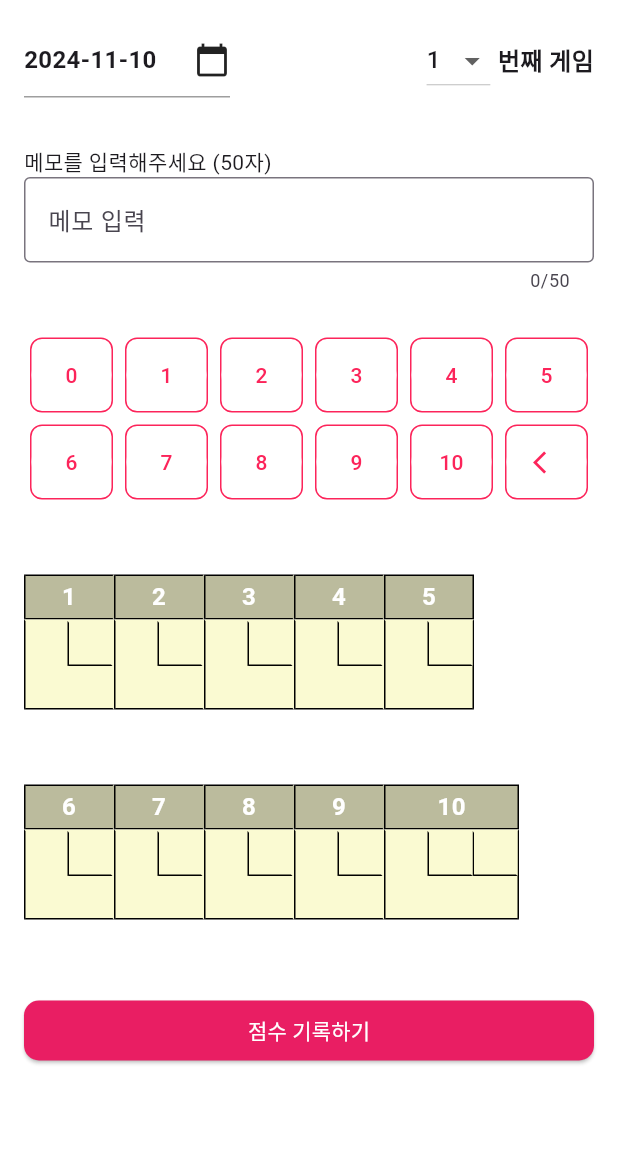
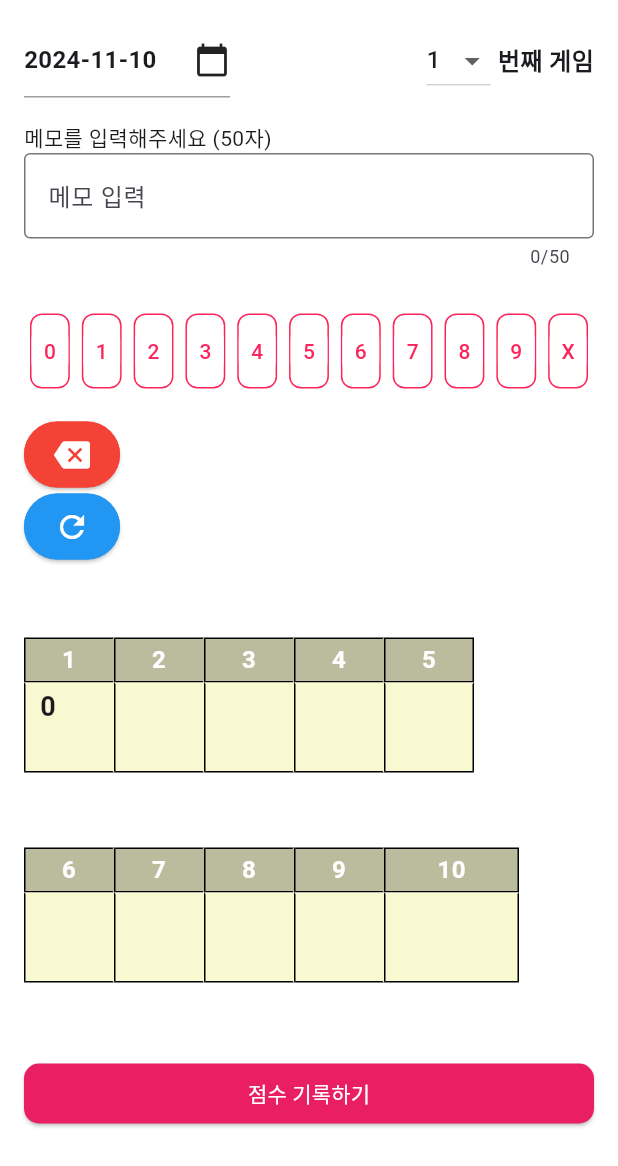
Before and after one commit to kuuujin/explosion, a Flutter app: the EditScore screen opened directly with empty values, after a tap on an icon or button, on a phone screen of 412 x 824 dp. Shown: the top 1166 px of the screen. Run offline on Flutter 3.47's test engine with Material 3 defaults, Android fonts, the light colour scheme and no system bars; our stand-ins replace flutter_secure_storage, image_picker; accounts and stored records are empty.

Commit message:
Update EditScore.dart

```diff
--- a/boweuri/lib/EditScore.dart
+++ b/boweuri/lib/EditScore.dart
@@ -10,13 +10,104 @@ class EditScore extends StatefulWidget {
 }
 
 class _EditScoreState extends State<EditScore> {
-  DateTime selectedDate = DateTime.now(); // 기본 날짜를 오늘로 설정
-  int selectedGameNumber = 1; // 기본 게임 숫자 설정
+  DateTime selectedDate = DateTime.now();
+  int selectedGameNumber = 1;
+  List<List<String>> frames = List.generate(10, (index) => ["", "", ""]);
+  int currentFrame = 0;
+  bool isFirstRoll = true;
+  int firstRollScore = 0;
+  bool isThirdRollAllowed = false;
+  bool isGameFinished = false;
 
-  // 버튼 클릭 시 처리할 함수
+  void _showSnackbar(String message) {
+    ScaffoldMessenger.of(context).showSnackBar(
+      SnackBar(content: Text(message)),
+    );
+  }
+
   void _onButtonPressed(int value) {
-    // 여기에 버튼 클릭 시 처리할 로직 추가
-    print("Button $value pressed");
+    if (isGameFinished) {
+      _showSnackbar("해당 게임 점수 기록은 끝났습니다.");
+      return;
+    }
+
+    setState(() {
+      if (isFirstRoll) {
+        frames[currentFrame][0] = value == 10 ? "X" : value.toString();
+        firstRollScore = value; // 첫 번째 투구 점수 저장
+        if (value < 10) {
+          isFirstRoll = false; // 두 번째 롤로 전환
+        } else {
+          if (currentFrame < 9) {
+            currentFrame++; // 다음 프레임으로 전환
+          }
+        }
+      } else {
+        int secondRollScore = value;
+        if (firstRollScore + secondRollScore > 10) return;
+
+        frames[currentFrame][1] = (firstRollScore + secondRollScore == 10) ? "/" : secondRollScore.toString();
+
+        // 10프레임에서 세 번째 투구를 허용할지 결정
+        if (currentFrame == 9) {
+          isThirdRollAllowed = (firstRollScore == 10 || secondRollScore == 10);
+        }
+
+        currentFrame++; // 다음 프레임으로 전환
+        isFirstRoll = true; // 다음에는 첫 번째 롤로 돌아가기
+        firstRollScore = 0; // 첫 번째 투구 점수 초기화
+      }
+
+      // 10프레임에서 세 번째 투구 처리
+      if (currentFrame == 10) {
+        if (isThirdRollAllowed) {
+          isGameFinished = false; // 세 번째 투구를 받을 수 있는 상태
+        } else {
+          isGameFinished = true; // 세 번째 투구를 받을 수 없는 경우 게임 종료
+          _showSnackbar("해당 게임 점수 기록은 끝났습니다.");
+        }
+      }
+    });
+  }
+
+  void _onThirdRollPressed(int value) {
+    if (isThirdRollAllowed) {
+      frames[9][2] = value.toString(); // 10프레임에 세 번째 투구 점수 기록
+      isThirdRollAllowed = false; // 세 번째 투구 허용 상태를 변경
+      isGameFinished = true; // 게임 종료
+      _showSnackbar("해당 게임 점수 기록은 끝났습니다.");
+      setState(() {}); // 화면 업데이트
+    }
+  }
+
+  void _backspace() {
+    setState(() {
+      if (currentFrame > 0) {
+        if (!isFirstRoll && frames[currentFrame][1] != "") {
+          frames[currentFrame][1] = ""; // 두 번째 롤 비우기
+          isFirstRoll = true; // 첫 번째 롤로 돌아감
+        } else if (frames[currentFrame][0] != "") {
+          frames[currentFrame][0] = ""; // 첫 번째 롤 비우기
+          isFirstRoll = true; // 첫 번째 롤로 돌아감
+        } else {
+          // 현재 프레임이 비어있다면 이전 프레임으로 이동
+          currentFrame--;
+          frames[currentFrame][1] = ""; // 이전 프레임의 두 번째 롤 비우기
+          isFirstRoll = false; // 두 번째 롤로 전환
+        }
+      }
+    });
+  }
+
+  void _refreshScores() {
+    setState(() {
+      frames = List.generate(10, (index) => ["", "", ""]); // 모든 프레임 점수 초기화
+      currentFrame = 0; // 현재 프레임 초기화
+      isFirstRoll = true; // 첫 번째 롤로 초기화
+      firstRollScore = 0; // 첫 번째 투구 점수 초기화
+      isThirdRollAllowed = false; // 세 번째 투구 허용 상태 초기화
+      isGameFinished = false; // 게임 종료 상태 초기화
+    });
   }
 
   Future<void> _selectDate(BuildContext context) async {
@@ -28,8 +119,16 @@ class _EditScoreState extends State<EditScore> {
     );
     if (picked != null && picked != selectedDate) {
       setState(() {
-        selectedDate = picked; // 선택된 날짜로 업데이트
+        selectedDate = picked;
       });
+    }
+  }
+
+  List<int> _getAvailableScores() {
+    if (isFirstRoll) {
+      return List.generate(11, (index) => index);
+    } else {
+      return List.generate(11 - firstRollScore, (index) => index);
     }
   }
 
@@ -37,43 +136,43 @@ class _EditScoreState extends State<EditScore> {
   Widget build(BuildContext context) {
     return Scaffold(
       backgroundColor: Colors.white,
-    body: SingleChildScrollView( // SingleChildScrollView 추가
+      body: SingleChildScrollView(
         child: Padding(
           padding: const EdgeInsets.all(16.0),
           child: Column(
             crossAxisAlignment: CrossAxisAlignment.start,
             children: [
-            // 날짜 선택기와 드롭다운 버튼을 같은 줄에 배치
+              // 날짜 선택기와 드롭다운 버튼
               Row(
-              mainAxisAlignment: MainAxisAlignment.spaceBetween, // 양쪽 끝 정렬
+                mainAxisAlignment: MainAxisAlignment.spaceBetween,
                 children: [
                   GestureDetector(
-                  onTap: () => _selectDate(context), // 날짜 선택기 열기
+                    onTap: () => _selectDate(context),
                     child: Container(
-                    width: MediaQuery.of(context).size.width * (1 / 3), // 너비를 화면의 1/3로 설정
-                    padding: EdgeInsets.symmetric(vertical: 12.0), // 세로 패딩
+                      width: MediaQuery.of(context).size.width * (1 / 3),
+                      padding: EdgeInsets.symmetric(vertical: 12.0),
                       child: Row(
                         mainAxisAlignment: MainAxisAlignment.spaceBetween,
                         children: [
                           Text(
-                          "${selectedDate.toLocal()}".split(' ')[0], // YYYY-MM-DD 형식으로 표시
+                            "${selectedDate.toLocal()}".split(' ')[0],
                             style: TextStyle(fontSize: 16, fontWeight: FontWeight.bold),
                           ),
-                        Icon(Icons.calendar_today), // 달력 아이콘
+                          Icon(Icons.calendar_today),
                         ],
                       ),
                       decoration: BoxDecoration(
                         border: Border(
-                        bottom: BorderSide(color: Colors.grey, width: 1.0), // Underline 스타일
+                          bottom: BorderSide(color: Colors.grey, width: 1.0),
                         ),
                       ),
                     ),
                   ),
-                SizedBox(width: 16), // 드롭다운 버튼과 텍스트 사이의 간격
+                  SizedBox(width: 16),
                   Row(
                     children: [
                       Container(
-                      margin: EdgeInsets.only(left: 16.0), // 드롭다운 버튼과의 간격
+                        margin: EdgeInsets.only(left: 16.0),
                         child: DropdownButton<int>(
                           value: selectedGameNumber,
                           onChanged: (int? newValue) {
@@ -90,22 +189,15 @@ Widget build(BuildContext context) {
                         ),
                       ),
                       SizedBox(width: 5),
-                    Text(
-                      '번째 게임',
-                      style: TextStyle(fontSize: 16, fontWeight: FontWeight.bold),
-                    ),
+                      Text('번째 게임', style: TextStyle(fontSize: 16, fontWeight: FontWeight.bold)),
                     ],
                   ),
                 ],
               ),
-            SizedBox(height: 16), // 날짜와 게임 숫자 사이의 간격
+              SizedBox(height: 16),
 
-            SizedBox(height: 16),
               // 점수 입력 필드
-            Text(
-              '메모를 입력해주세요 (50자)',
-              style: TextStyle(fontSize: 14),
-            ),
+              Text('메모를 입력해주세요 (50자)', style: TextStyle(fontSize: 14)),
               TextField(
                 maxLength: 50,
                 decoration: InputDecoration(
@@ -115,35 +207,57 @@ Widget build(BuildContext context) {
               ),
               SizedBox(height: 30),
 
-            // 0~5 버튼 (위쪽)
+              // 점수 버튼
               Row(
                 mainAxisAlignment: MainAxisAlignment.spaceEvenly,
-              children: List.generate(6, (index) {
-                return _buildButton(index);
+                children: _getAvailableScores().map((score) {
+                  return _buildButton(score);
+                }).toList(),
+              ),
+
+              // 세 번째 투구 버튼 (10프레임에서만)
+              if (currentFrame == 9 && isThirdRollAllowed) // 세 번째 투구 점수가 허용된 경우
+                Row(
+                  mainAxisAlignment: MainAxisAlignment.spaceEvenly,
+                  children: List.generate(11, (index) {
+                    return _buildButton(index, isThirdRoll: true);
                   }),
                 ),
-            SizedBox(height: 8),
 
-            // 6~10 버튼 및 백스페이스 버튼 (아래쪽)
-            Row(
-              mainAxisAlignment: MainAxisAlignment.spaceEvenly,
-              children: List.generate(5, (index) {
-                return _buildButton(index + 6);
-              })..add(
-                _buildButton(-1, isBackspace: true), // 백스페이스 버튼
+              SizedBox(height: 20),
+
+              // 백스페이스 버튼 (아이콘으로 대체)
+              ElevatedButton(
+                onPressed: _backspace,
+                child: Icon(Icons.backspace, size: 24),
+                style: ElevatedButton.styleFrom(
+                  foregroundColor: Colors.white,
+                  backgroundColor: Colors.red,
+                  padding: EdgeInsets.symmetric(vertical: 10, horizontal: 20),
+                  side: BorderSide(color: Colors.red, width: 1),
                 ),
               ),
 
-            SizedBox(height: 50), // 간격 추가
+              // 리프레시 버튼 (아이콘으로 대체)
+              ElevatedButton(
+                onPressed: _refreshScores,
+                child: Icon(Icons.refresh, size: 24),
+                style: ElevatedButton.styleFrom(
+                  foregroundColor: Colors.white,
+                  backgroundColor: Colors.blue,
+                                    padding: EdgeInsets.symmetric(vertical: 10, horizontal: 20),
+                  side: BorderSide(color: Colors.blue, width: 1),
+                ),
+              ),
+
+              SizedBox(height: 50),
 
               // 기록 테이블
               buildScoreFrames(),
 
-
               SizedBox(height: 50),
 
-
-            // 버튼
+              // 점수 기록하기 버튼
               ElevatedButton(
                 onPressed: () {
                   // '점수 기록하기' 버튼 클릭 시 처리
@@ -151,7 +265,7 @@ Widget build(BuildContext context) {
                 child: Text('점수 기록하기'),
                 style: ElevatedButton.styleFrom(
                   foregroundColor: Colors.white,
-                backgroundColor: Colors.pink, // 버튼 색상
+                  backgroundColor: Colors.pink,
                   fixedSize: Size(500, 40),
                   shape: RoundedRectangleBorder(
                     borderRadius: BorderRadius.circular(10),
@@ -165,34 +279,35 @@ Widget build(BuildContext context) {
     );
   }
 
-
-  // 버튼 생성 메소드
- Widget _buildButton(int value, {bool isBackspace = false}) {
-  return Expanded( // 버튼을 Expanded로 감싸기
+  Widget _buildButton(int value, {bool isThirdRoll = false}) {
+    return Expanded(
       child: Container(
-      margin: EdgeInsets.symmetric(horizontal: 4.0), // 버튼 간의 수평 간격 추가
+        margin: EdgeInsets.symmetric(horizontal: 4.0),
         decoration: BoxDecoration(
-        border: Border.all(color: Color.fromARGB(255, 252, 36, 90)), // 테두리 색상
-        borderRadius: BorderRadius.circular(8), // 둥근 모서리
+          border: Border.all(color: Color.fromARGB(255, 252, 36, 90)),
+          borderRadius: BorderRadius.circular(8),
         ),
         child: ElevatedButton(
-        onPressed: () => _onButtonPressed(value),
-        child: isBackspace
-            ? Icon(Icons.arrow_back_ios)
-            : (value == 10
-                ? Text('10', style: TextStyle(fontSize: 14)) // '10'으로 수정
-                : Text(value.toString(), style: TextStyle(fontSize: 14))),
+          onPressed: () {
+            if (isThirdRoll) {
+              _onThirdRollPressed(value);
+            } else {
+              _onButtonPressed(value);
+            }
+          },
+          child: value == 10
+              ? Text('X', style: TextStyle(fontSize: 14)) // 스트라이크
+              : Text(value.toString(), style: TextStyle(fontSize: 14)), // 점수
           style: ElevatedButton.styleFrom(
             foregroundColor: Color.fromARGB(255, 252, 36, 90),
-          backgroundColor: Colors.white, // 버튼 색상
-          padding: EdgeInsets.symmetric(vertical: 10), // 버튼의 패딩 조정
-          elevation: 0, // 그림자 없애기
+            backgroundColor: Colors.white,
+            padding: EdgeInsets.symmetric(vertical: 10),
+            elevation: 0,
           ),
         ),
       ),
     );
   }
-
 
   Widget buildScoreFrames() {
     return Column(
@@ -219,7 +334,6 @@ Widget build(BuildContext context) {
   // 각 프레임을 생성하는 메소드
   Widget _buildFrame(int frameNumber, {bool isLast = false}) {
     return Container(
-      // margin을 제거하여 프레임 간 간격 없애기
       child: Column(
         children: [
           // 프레임 숫자를 감싸는 큰 직사각형
@@ -227,12 +341,12 @@ Widget build(BuildContext context) {
             width: frameNumber == 10 ? 90 : 60,
             height: 30,
             decoration: BoxDecoration(
-              color: Color(0xFFBBBB9D), // 지정된 색상
+              color: Color(0xFFBBBB9D),
               border: Border(
-                left: BorderSide(color: Colors.black), // 왼쪽 테두리
-                right: BorderSide(color: isLast ? Colors.black : Colors.transparent), // 오른쪽 테두리
-                top: BorderSide(color: Colors.black), // 상단 테두리
-                bottom: BorderSide(color: Colors.black), // 하단 테두리
+                left: BorderSide(color: Colors.black),
+                right: BorderSide(color: isLast ? Colors.black : Colors.transparent),
+                top: BorderSide(color: Colors.black),
+                bottom: BorderSide(color: Colors.black),
               ),
             ),
             child: Center(
@@ -247,73 +361,62 @@ Widget build(BuildContext context) {
             width: frameNumber == 10 ? 90 : 60,
             height: 60,
             decoration: BoxDecoration(
-              color: Color(0xFFFAFAD2), // 지정된 색상
+              color: Color(0xFFFAFAD2),
               border: Border(
-                        left: BorderSide(color: Colors.black), // 왼쪽 테두리
-                        right: BorderSide(color: isLast ? Colors.black : Colors.transparent), // 오른쪽 테두리
-                        bottom: BorderSide(color: Colors.black), // 하단 테두리
+                left: BorderSide(color: Colors.black),
+                right: BorderSide(color: isLast ? Colors.black : Colors.transparent),
+                bottom: BorderSide(color: Colors.black),
                 top: BorderSide(color: Colors.transparent),
-                        ) // 검은색 테두리
+              ),
             ),
             child: Stack(
               children: [
-                // 10번 프레임일 경우 작은 정사각형 두 개 추가
-                if (frameNumber == 10) ...[
+                // 첫 번째 투구 점수
+                Positioned(
+                  top: 0,
+                  left: 0,
+                  child: Container(
+                    width: 30,
+                    height: 30,
+                    child: Center(
+                      child: Text(
+                        frames[frameNumber - 1][0], // 첫 번째 투구 점수
+                        style: TextStyle(fontSize: 18, fontWeight: FontWeight.bold),
+                      ),
+                    ),
+                  ),
+                ),
+                // 두 번째 투구 점수
+                Positioned(
+                  top: 0,
+                  left: 30,
+                  child: Container(
+                    width: 30,
+                    height: 30,
+                    child: Center(
+                      child: Text(
+                        frames[frameNumber - 1][1], // 두 번째 투구 점수
+                        style: TextStyle(fontSize: 18, fontWeight: FontWeight.bold),
+                      ),
+                    ),
+                  ),
+                ),
+                // 세 번째 투구 점수 (10프레임에서만)
+                if (frameNumber == 10)
                   Positioned(
                     top: 0,
                     right: 0,
                     child: Container(
                       width: 30,
                       height: 30,
-                      decoration: BoxDecoration(
-                        color: Color(0xFFFAFAD2),
-                        border: Border(
-                          left: BorderSide(color: Colors.black), // 왼쪽 테두리
-                          right: BorderSide(color: Colors.transparent), // 오른쪽 테두리
-                          bottom: BorderSide(color: Colors.black), // 하단 테두리
-                          top: BorderSide(color: Colors.transparent), // 상단 테두리 제거
+                      child: Center(
+                        child: Text(
+                          frames[frameNumber - 1][2], // 세 번째 투구 점수
+                          style: TextStyle(fontSize: 18, fontWeight: FontWeight.bold),
                         ),
                       ),
                     ),
                   ),
-                  Positioned(
-                    top: 0, // 두 번째 작은 정사각형 위치 조정
-                    right: 30,
-                    child: Container(
-                      width: 30,
-                      height: 30,
-                      decoration: BoxDecoration(
-                        color: Color(0xFFFAFAD2),
-                        border: Border(
-                          left: BorderSide(color: Colors.black), // 왼쪽 테두리
-                          right: BorderSide(color: Colors.transparent), // 오른쪽 테두리
-                          bottom: BorderSide(color: Colors.black), // 하단 테두리
-                          top: BorderSide(color: Colors.transparent), // 상단 테두리 제거
-                        ),
-                      ),
-                    ),
-                  ),
-                ],
-                // 10번 프레임이 아닐 경우는 기존 작은 정사각형
-                if (frameNumber != 10) ...[
-                  Positioned(
-                    top: 0,
-                    right: 0,
-                    child: Container(
-                      width: 30,
-                      height: 30,
-                      decoration: BoxDecoration(
-                        color: Color(0xFFFAFAD2),
-                        border: Border(
-                          left: BorderSide(color: Colors.black), // 왼쪽 테두리
-                          right: BorderSide(color: Colors.transparent), // 오른쪽 테두리
-                          bottom: BorderSide(color: Colors.black), // 하단 테두리
-                          top: BorderSide(color: Colors.transparent), // 상단 테두리 제거
-                        ),
-                      ),
-                    ),
-                  ),
-                ],
               ],
             ),
           ),
```
Lines whose indentation alone changed are shown as unchanged.
